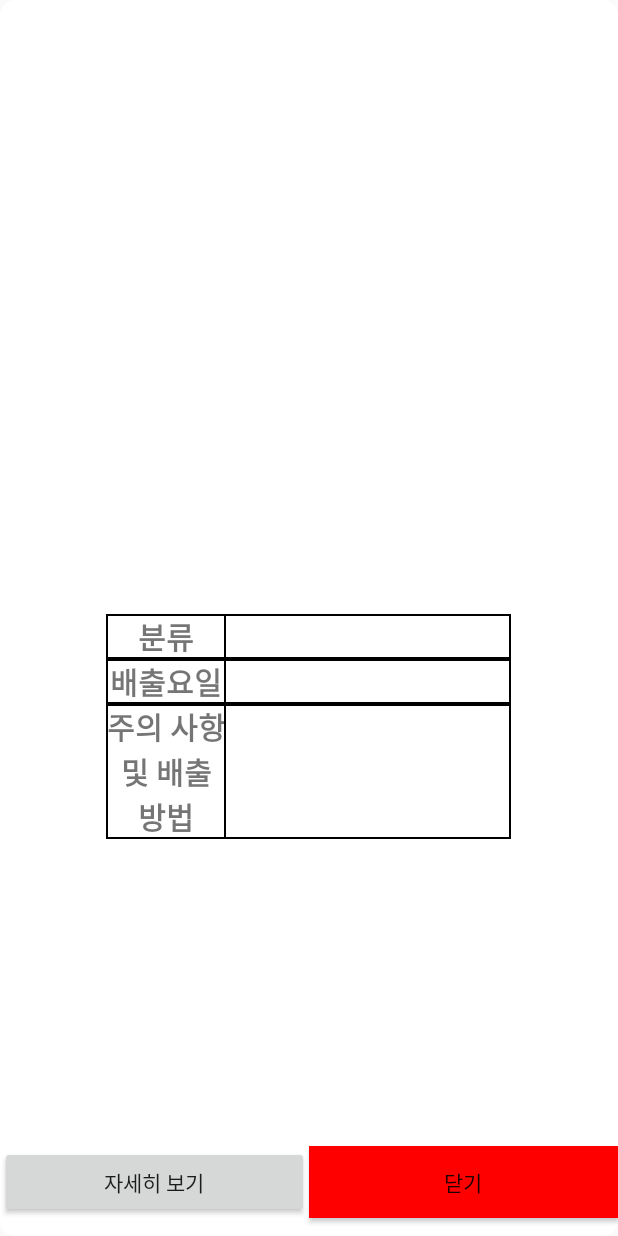
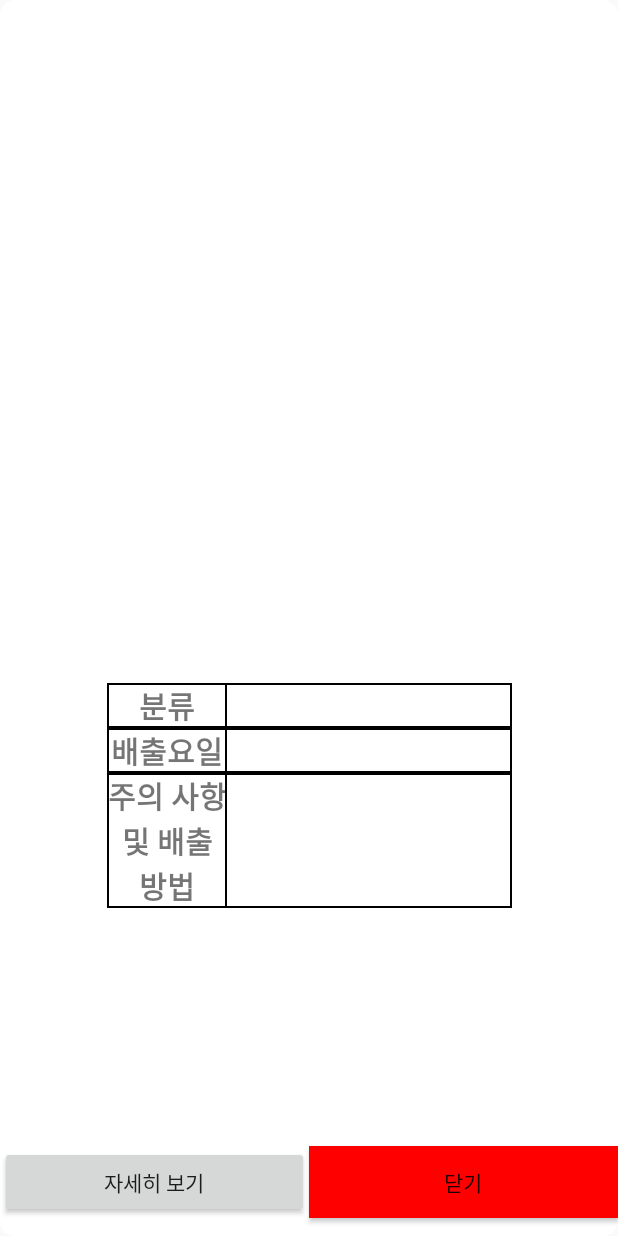
Before and after one commit to KyangGoGo/RecyclingHelper, an Android app: the layout custom_dialog.xml on its own in the app's theme, with its tools: preview values and no code run, on a phone screen of 412 x 824 dp. Run offline under Robolectric (Android 15) with nearby library versions, the phone set to English and light mode, and no system bars.

Commit message:
dialog 변경

```diff
--- a/app/src/main/res/layout/custom_dialog.xml
+++ b/app/src/main/res/layout/custom_dialog.xml
@@ -8,29 +8,32 @@
     android:gravity="center"
     android:background="@drawable/radius_corner">
 
-    <LinearLayout
+    <androidx.constraintlayout.widget.ConstraintLayout
         android:layout_width="match_parent"
         android:layout_height="0dp"
         android:layout_weight="0.97"
+        android:paddingLeft="10dp"
+        android:paddingRight="10dp"
         android:gravity="center"
         android:orientation="vertical">
         <ImageView
             android:id="@+id/dialog_image"
             android:layout_width="250px"
-            android:layout_height="250px"/>
-
-        <View
-            android:layout_width="wrap_content"
-            android:layout_height="50dp"
-            android:padding="20dp"/>
+            android:layout_height="250px"
+            app:layout_constraintTop_toTopOf="parent"
+            app:layout_constraintLeft_toLeftOf="parent"
+            app:layout_constraintRight_toRightOf="parent"
+            app:layout_constraintBottom_toTopOf="@+id/dialog_table"/>
 
         <TableLayout
+            android:id="@+id/dialog_table"
             android:layout_width="wrap_content"
             android:layout_height="wrap_content"
             android:layout_margin="5dp"
+            app:layout_constraintTop_toBottomOf="@+id/dialog_image"
             app:layout_constraintLeft_toLeftOf="parent"
             app:layout_constraintRight_toRightOf="parent"
-            app:layout_constraintTop_toTopOf="parent"
+            app:layout_constraintBottom_toBottomOf="parent"
             >
             <TableRow
                 android:layout_width="match_parent"
@@ -89,7 +92,7 @@
                     android:layout_weight="1" />
             </TableRow>
         </TableLayout>
-    </LinearLayout>
+    </androidx.constraintlayout.widget.ConstraintLayout>
 
     <LinearLayout
         android:layout_width="match_parent"
```
